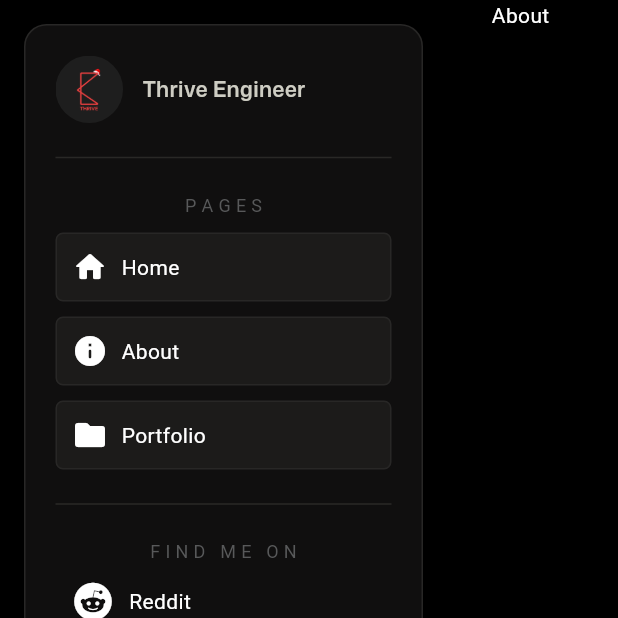
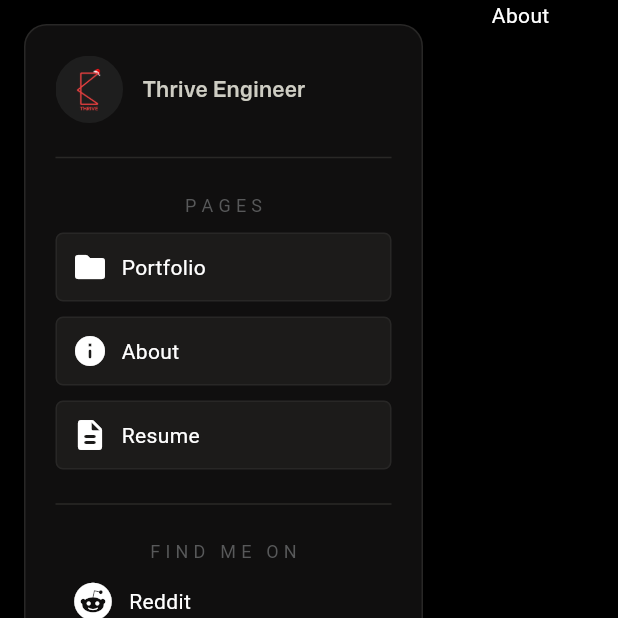
Before and after one commit to ThriveEngineer/my_portfolio_website, a Flutter app: the screen it shows after launch, after a tap on "About", on a phone screen of 412 x 824 dp, the top half of it. Run offline on Flutter 3.47's test engine with Material 3 defaults, Android fonts, the light colour scheme and no system bars; missing offline and left inert: collapsible_sidebar.

Commit message:
Portfolio page is in work

```diff
--- a/lib/pages/about_page.dart
+++ b/lib/pages/about_page.dart
@@ -181,7 +181,7 @@ Route _HomeRoute() {
 
                         const SizedBox(height: 10,),
 
-                        MyButton(text: "Home", icon: Icons.home_rounded, onTap: () {
+                        MyButton(text: "Portfolio", icon: Icons.folder_rounded, onTap: () {
                           Navigator.of(context).push(_HomeRoute());
                         },
                        ),
@@ -194,7 +194,7 @@ Route _HomeRoute() {
 
                        const SizedBox(height: 10,),
 
-                       MyButton(text: "Portfolio", icon: Icons.folder_rounded, onTap: ()
+                       MyButton(text: "Resume", icon: Icons.description_rounded, onTap: ()
                        {
                         Navigator.of(context).push(_PortfolioRoute());
                        },
--- a/lib/pages/home_page.dart
+++ b/lib/pages/home_page.dart
@@ -181,7 +181,7 @@ Route _HomeRoute() {
 
                         const SizedBox(height: 10,),
 
-                        MyButton(text: "Home", icon: Icons.home_rounded, onTap: () {
+                        MyButton(text: "Portfolio", icon: Icons.folder_rounded, onTap: () {
                           Navigator.of(context).push(_HomeRoute());
                         },
                        ),
@@ -194,7 +194,7 @@ Route _HomeRoute() {
 
                        const SizedBox(height: 10,),
 
-                       MyButton(text: "Portfolio", icon: Icons.folder_rounded, onTap: ()
+                       MyButton(text: "Resume", icon: Icons.description_rounded, onTap: ()
                        {
                         Navigator.of(context).push(_PortfolioRoute());
                        },
@@ -307,10 +307,122 @@ Route _HomeRoute() {
           // Site
           Expanded(
             child: Container(
-              child: Column(
-                children: [
-                Text("Home", style: TextStyle(color: Colors.white),),
-              ]),
+              child: Padding(
+                padding: const EdgeInsets.only(top: 278),
+                child: Column(
+                  children: [
+
+                    // Latest Work Container
+                    Container(
+                      width: 1000,
+                      height: 315,
+                      decoration: BoxDecoration(
+                        color: Color.fromARGB(255, 16, 15, 15),
+                        borderRadius: BorderRadius.circular(12),
+                        border: Border.all(color: Color.fromARGB(255, 40, 39, 38)),
+                      ),
+                      child: Row(
+                        children: [
+
+                          // Text Section
+                          Padding(
+                            padding: const EdgeInsets.only(top: 120, left: 30),
+                            child: Column(
+                              children: [
+
+                                // Heading Text
+                                   Text("Brave API Package",
+                                    style: TextStyle(
+                                      fontSize: 18,
+                                      fontWeight: FontWeight.w600,
+                                      color: Color.fromARGB(255, 206, 205, 195)
+                                    )),
+
+                                    Container(
+                                        width: 500,
+                                        child: Column(
+                                          children: [
+
+                                            // Description Text
+                                            Text(
+                                              "The Brave API Package is a Package for Flutter",
+                                              style: TextStyle(
+                                                color: Color.fromARGB(255, 147, 147, 147),
+                                                fontSize: 16,
+                                              ),
+                                              ),
+
+                                              Text(
+                                                "that allows you to use the Brave Browser API easily.",
+                                                style: TextStyle(
+                                                color: Color.fromARGB(255, 147, 147, 147),
+                                                fontSize: 16,
+                                              ),
+                                             ),
+                                          ],
+                                        ),
+                                      ),
+                              ],
+                            ),
+                          ),
+
+                          // Image
+                                Padding(
+                                  padding: const EdgeInsets.only(left: 170),
+                                  child: ClipRRect(
+                                    borderRadius: BorderRadius.circular(8),
+                                    child: Image.asset(
+                                      "lib/assets/BraveAPI.jpg",
+                                      width: 285, height: 285,
+                                      ),
+                                  ),
+                                ),
+                        ],
+                      ),
+                    ),
+
+                    SizedBox(height: 20,),
+
+                    Row(
+                      children: [
+
+                        // Work Container 1
+                        Container(
+                          width: 315,
+                          height: 315,
+                          decoration: BoxDecoration(
+                            color: Color.fromARGB(255, 16, 15, 15),
+                            borderRadius: BorderRadius.circular(12),
+                            border: Border.all(color: Color.fromARGB(255, 40, 39, 38)),
+                          ),
+                        ),
+
+                        SizedBox(width: 20,),
+
+                        // Work Container 2
+                        Container(
+                          width: 665,
+                          height: 315,
+                          decoration: BoxDecoration(
+                            color: Color.fromARGB(255, 16, 15, 15),
+                            borderRadius: BorderRadius.circular(12),
+                            border: Border.all(color: Color.fromARGB(255, 40, 39, 38)),
+                          ),
+                          child: Row(
+                            children: [
+
+                              // Image
+                              Image.asset(
+                                          "lib/assets/NothingNotes.jpg",
+                                          width: 665, height: 315,
+                                          ),
+                            ],
+                          ),
+                        ),
+                      ],
+                    ),
+                ]),
+              ),
             ),
           ),
         ],
--- a/lib/pages/portfolio_page.dart
+++ b/lib/pages/portfolio_page.dart
@@ -181,7 +181,7 @@ Route _HomeRoute() {
 
                         const SizedBox(height: 10,),
 
-                        MyButton(text: "Home", icon: Icons.home_rounded, onTap: () {
+                        MyButton(text: "Portfolio", icon: Icons.folder_rounded, onTap: () {
                           Navigator.of(context).push(_HomeRoute());
                         },
                        ),
@@ -194,7 +194,7 @@ Route _HomeRoute() {
 
                        const SizedBox(height: 10,),
 
-                       MyButton(text: "Portfolio", icon: Icons.folder_rounded, onTap: ()
+                       MyButton(text: "Resume", icon: Icons.description_rounded, onTap: ()
                        {
                         Navigator.of(context).push(_PortfolioRoute());
                        },
```
Also changed, not shown: lib/assets/BraveAPI.jpg (added), lib/assets/NothingNotes.jpg (added).
